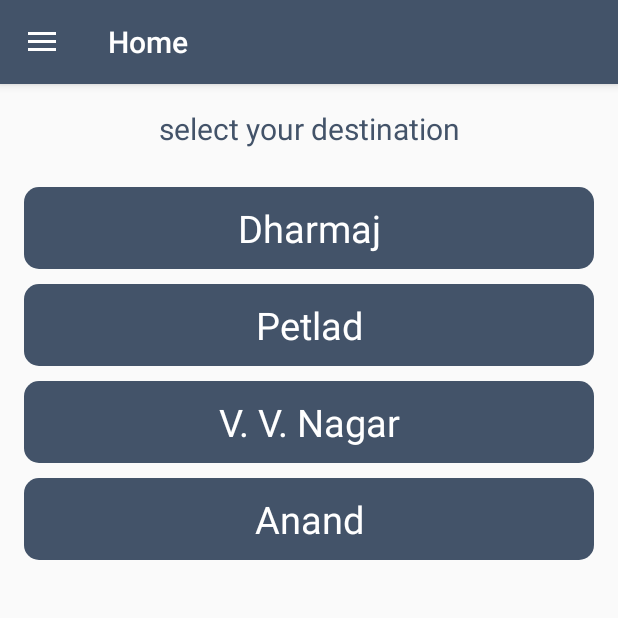
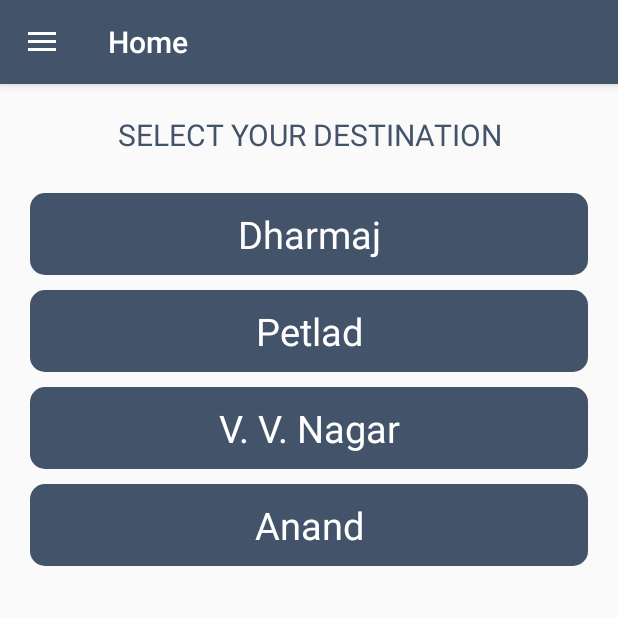
Before and after one commit to harshildarji/CharotarExplore, an Android app: the home screen opened directly, with no data from a screen before it, on a phone screen of 412 x 824 dp, the top half of it. Run offline under Robolectric (Android 15) with nearby library versions, the phone set to English and light mode, and no system bars; our stand-ins replace Volley; network calls fail; pictures from the network do not load; 1 statement that could not run was skipped.

Commit message:
minor changes

```diff
--- a/app/src/main/AndroidManifest.xml
+++ b/app/src/main/AndroidManifest.xml
@@ -67,7 +67,6 @@
         <activity
             android:name=".result"
             android:label="@string/title_activity_result"
-            android:launchMode="singleTop"
             android:theme="@style/AppTheme.NoActionBar"></activity>
         <activity
             android:name=".details"
--- a/app/src/main/java/com/example/harshil/charotarexplore/category.java
+++ b/app/src/main/java/com/example/harshil/charotarexplore/category.java
@@ -7,6 +7,7 @@ import android.support.v7.app.AppCompatActivity;
 import android.support.v7.widget.Toolbar;
 import android.view.MenuItem;
 import android.view.View;
+import android.widget.LinearLayout;
 import android.widget.TextView;
 
 public class category extends AppCompatActivity {
--- a/app/src/main/java/com/example/harshil/charotarexplore/details.java
+++ b/app/src/main/java/com/example/harshil/charotarexplore/details.java
@@ -54,6 +54,7 @@ public class details extends AppCompatActivity {
         id = getIntent().getStringExtra("id");
         name = getIntent().getStringExtra("name");
         number = getIntent().getStringExtra("number");
+        number = number.trim().replace(" ", "");
         address = getIntent().getStringExtra("address");
         time = getIntent().getStringExtra("time");
         lat = getIntent().getStringExtra("lat");
@@ -120,8 +121,8 @@ public class details extends AppCompatActivity {
                 startActivity(intent);
             }
         });
-        timing.setText(time);
-        add.setText(address);
+        timing.setText(time.trim());
+        add.setText(address.trim());
     }
 
     @Override
--- a/app/src/main/java/com/example/harshil/charotarexplore/home.java
+++ b/app/src/main/java/com/example/harshil/charotarexplore/home.java
@@ -60,6 +60,7 @@ public class home extends AppCompatActivity implements NavigationView.OnNavigati
     private Button signout;
     private NavigationView navigationView;
     private DrawerLayout drawer;
+    private String link;
 
     @Override
     protected void onCreate(Bundle savedInstanceState) {
@@ -68,6 +69,7 @@ public class home extends AppCompatActivity implements NavigationView.OnNavigati
         Toolbar toolbar = (Toolbar) findViewById(R.id.toolbar);
         setSupportActionBar(toolbar);
         getSupportActionBar().setTitle("Home");
+        getlinkapi();
 
         drawer = (DrawerLayout) findViewById(R.id.drawer_layout);
         ActionBarDrawerToggle toggle = new ActionBarDrawerToggle(
@@ -230,8 +232,8 @@ public class home extends AppCompatActivity implements NavigationView.OnNavigati
             Intent i = new Intent(Intent.ACTION_SEND);
             i.setType("text/plain");
             i.putExtra(Intent.EXTRA_SUBJECT, "Charotar Explore");
-            String sAux = "New in CHAROTAR? or jsut want to explore CHAROTAR?\nDownload our app from:";
-            sAux = sAux + "https://www.google.com/";
+            String sAux = "New in CHAROTAR? or jsut want to explore CHAROTAR?\nDownload our app from:\n";
+            sAux = sAux + link;
             i.putExtra(Intent.EXTRA_TEXT, sAux);
             navigationView.setCheckedItem(R.id.home_page);
             startActivity(Intent.createChooser(i, "Share app using:"));
@@ -356,4 +358,28 @@ public class home extends AppCompatActivity implements NavigationView.OnNavigati
         };
         requestQueue.add(MyStringRequest);
     }
+
+    public void getlinkapi() {
+        final RequestQueue requestQueue = Volley.newRequestQueue(this);
+        String url = getResources().getString(R.string.link) + "getLink";
+        StringRequest MyStringRequest = new StringRequest(Request.Method.POST, url, new Response.Listener<String>() {
+            @Override
+            public void onResponse(String response) {
+                try {
+                    if (new JSONObject(response).getString("status").equals("1"))
+                        link = new JSONObject(response).getString("link");
+                } catch (JSONException e) {
+                    e.printStackTrace();
+                }
+            }
+        }, new Response.ErrorListener() {
+            @Override
+            public void onErrorResponse(VolleyError error) {
+                Log.e("VolleyError", error.toString());
+                uploading.dismiss();
+                Toast.makeText(home.this, "Something is wrong.", Toast.LENGTH_SHORT).show();
+            }
+        });
+        requestQueue.add(MyStringRequest);
+    }
 }
--- a/app/src/main/res/layout/content_details.xml
+++ b/app/src/main/res/layout/content_details.xml
@@ -36,7 +36,9 @@
                     android:layout_alignParentRight="true"
                     android:layout_marginEnd="10dp"
                     android:layout_marginRight="10dp"
-                    android:layout_marginTop="114dp"
+                    android:layout_marginTop="103dp"
+                    android:background="@drawable/textback"
+                    android:padding="5dp"
                     android:src="@drawable/favorite" />
 
             </RelativeLayout>
--- a/app/src/main/res/layout/content_home.xml
+++ b/app/src/main/res/layout/content_home.xml
@@ -4,10 +4,6 @@
     xmlns:tools="http://schemas.android.com/tools"
     android:layout_width="match_parent"
     android:layout_height="match_parent"
-    android:paddingBottom="@dimen/activity_vertical_margin"
-    android:paddingLeft="@dimen/activity_horizontal_margin"
-    android:paddingRight="@dimen/activity_horizontal_margin"
-    android:paddingTop="@dimen/activity_vertical_margin"
     app:layout_behavior="@string/appbar_scrolling_view_behavior"
     tools:context="com.example.harshil.charotarexplore.home"
     tools:showIn="@layout/app_bar_home">
@@ -19,7 +15,8 @@
         <LinearLayout
             android:layout_width="match_parent"
             android:layout_height="wrap_content"
-            android:orientation="vertical">
+            android:orientation="vertical"
+            android:padding="20dp">
 
             <TextView
                 android:layout_width="match_parent"
@@ -27,6 +24,7 @@
                 android:layout_marginBottom="25dp"
                 android:text="@string/village"
                 android:textAlignment="center"
+                android:textAllCaps="true"
                 android:textColor="@color/colorPrimary"
                 android:textSize="20sp" />
 
@@ -88,4 +86,32 @@
         </LinearLayout>
 
     </ScrollView>
+
+    <!--
+    <LinearLayout
+        android:layout_width="match_parent"
+        android:layout_height="wrap_content"
+        android:layout_alignParentBottom="true"
+        android:background="@color/colorPrimary"
+        android:orientation="vertical"
+        android:padding="10dp">
+
+        <TextView
+            android:layout_width="match_parent"
+            android:layout_height="wrap_content"
+            android:text="application submitted by:"
+            android:textAlignment="center"
+            android:textColor="#ffffff" />
+
+        <TextView
+            android:layout_width="match_parent"
+            android:layout_height="wrap_content"
+            android:text="Smit Patel | Vaibhav Rana"
+            android:textAlignment="center"
+            android:textColor="#ffffff"
+            android:textSize="20sp"
+            android:textStyle="bold" />
+
+    </LinearLayout>
+    -->
 </RelativeLayout>
--- a/app/src/main/res/values/strings.xml
+++ b/app/src/main/res/values/strings.xml
@@ -27,7 +27,7 @@
     <string name="vvnagar">V. V. Nagar</string>
     <string name="anand">Anand</string>
     <string name="title_activity_category">category</string>
-    <string name="looking">select what you are looking for</string>
+    <string name="looking">what you are looking for</string>
     <string name="title_activity_result">result</string>
     <string name="title_activity_details">details</string>
     <string name="share">Share app</string>
```
Also changed, not shown: app/src/main/java/com/example/harshil/charotarexplore/result.java (+2 -8 lines), app/src/main/res/layout/content_category.xml (+31 -5 lines).
